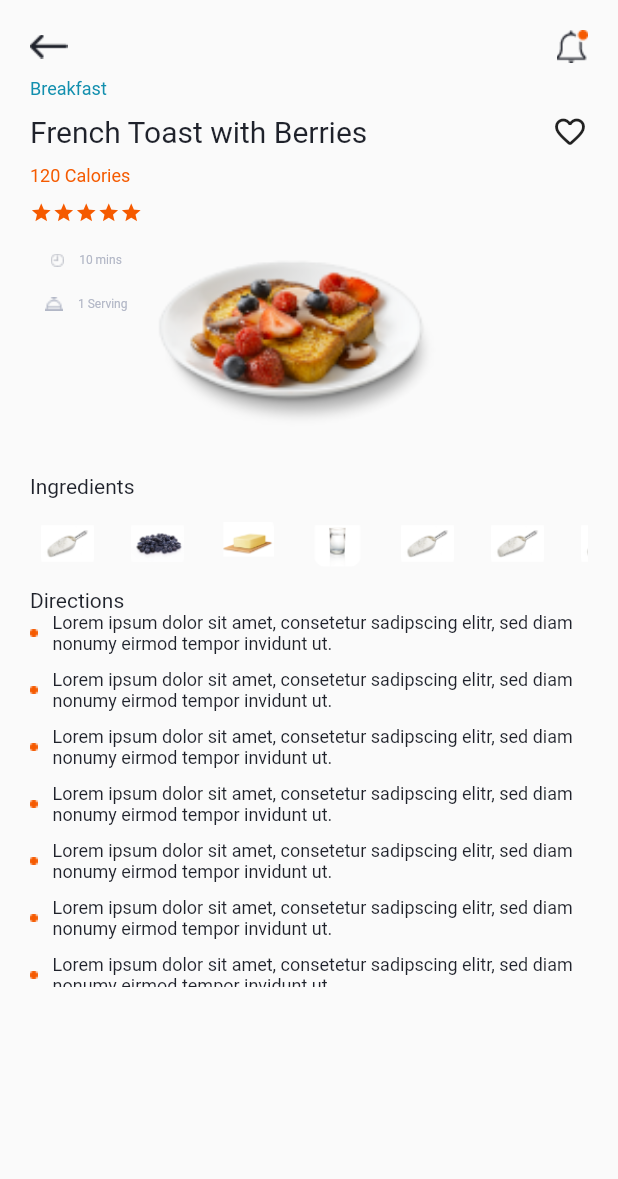
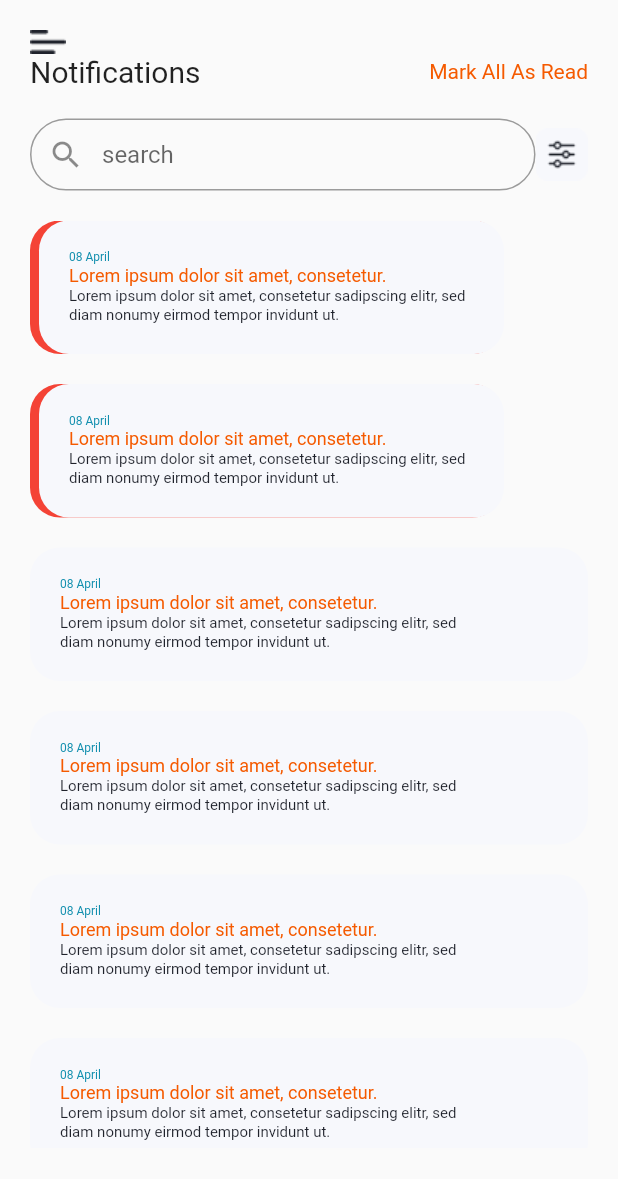
Before and after one commit to prasanjitha/daily-recipe, a Flutter app: the screen it shows after launch, on a phone screen of 412 x 824 dp. Shown: the top 1179 px of the screen. Run offline on Flutter 3.47's test engine with Material 2 defaults, Android fonts, the light colour scheme and no system bars.

Commit message:
implement notification screen

```diff
--- a/lib/main.dart
+++ b/lib/main.dart
@@ -2,6 +2,7 @@
 
 import 'package:flutter/material.dart';
 import 'screens/home_page.dart';
+import 'screens/motification_screen.dart';
 import 'screens/recipe_screen.dart';
 import 'screens/signin_screen.dart';
 
@@ -30,7 +31,7 @@
         // is not restarted.
         primarySwatch: Colors.blue,
       ),
-      home: RecipeScreen(),
+      home: NotificationScreen(),
     );
   }
 }
--- /dev/null
+++ b/lib/screens/motification_screen.dart
@@ -0,0 +1,284 @@
+// ignore_for_file: prefer_const_literals_to_create_immutables, prefer_const_constructors
+
+import 'package:flutter/material.dart';
+
+class NotificationScreen extends StatelessWidget {
+  const NotificationScreen({Key? key}) : super(key: key);
+
+  @override
+  Widget build(BuildContext context) {
+    return Scaffold(
+      body: Padding(
+        padding: const EdgeInsets.all(20.0),
+        child: Column(
+          children: [
+            Row(mainAxisAlignment: MainAxisAlignment.spaceBetween, children: [
+              Image.asset('assets/images/menu.png'),
+            ]),
+            Row(mainAxisAlignment: MainAxisAlignment.spaceBetween, children: [
+              Text('Notifications', style: TextStyle(fontSize: 20)),
+              Text('Mark All As Read',
+                  style: TextStyle(fontSize: 14, color: Color(0xffF55A00))),
+            ]),
+            SizedBox(height: 20.0),
+            Row(
+              mainAxisAlignment: MainAxisAlignment.spaceBetween,
+              children: [
+                Expanded(
+                    child: TextFormField(
+                  decoration: InputDecoration(
+                      contentPadding: EdgeInsets.fromLTRB(10.0, 5.0, 10.0, 5.0),
+                      border: OutlineInputBorder(
+                        borderRadius: BorderRadius.circular(40.0),
+                      ),
+                      hintText: "search",
+                      prefixIcon: Icon(Icons.search)),
+                )),
+                Image.asset('assets/images/filter.png'),
+              ],
+            ),
+SizedBox(height: 20.0,),
+            Container(
+              height: MediaQuery.of(context).size.height*0.75,
+              child: ListView(
+                children: [
+ Stack(
+                children: [
+                  Container(
+                    width: 315,
+                    height: 89,
+                    decoration: BoxDecoration(
+                        color: Colors.red,
+                        borderRadius: BorderRadius.circular(20.0)),
+                  ),
+                  Positioned(
+                    left: 6,
+                    child: Container(
+                      width: 310,
+                      height: 89,
+                      decoration: BoxDecoration(
+                          color: Color(0xfff7f8fc),
+                          borderRadius: BorderRadius.circular(20.0)),
+                          child: Padding(
+                            padding: const EdgeInsets.all(20.0),
+                            child: Column(
+                              crossAxisAlignment: CrossAxisAlignment.start,
+                              mainAxisAlignment: MainAxisAlignment.spaceBetween,
+                              children: [
+                                Text('08 April',style: TextStyle(
+                                  color: Color(0xff128fae),fontSize: 8
+                                ),),
+                                                           Text('Lorem ipsum dolor sit amet, consetetur.',style: TextStyle(
+                                  color: Color(0xffF55A00),fontSize: 12
+                                ),),
+                                                           Text('Lorem ipsum dolor sit amet, consetetur sadipscing elitr, sed',style: TextStyle(
+                                  color: Color(0xff1F222B),fontSize: 10
+                                ),),                           Text('diam nonumy eirmod tempor invidunt ut.',style: TextStyle(
+                                  color: Color(0xff1F222B),fontSize: 10
+                                ),),
+                              ],
+                            ),
+                          ),
+
+                    ),
+                  )
+                ],
+              ),
+              SizedBox(height: 20.0,),
+              Stack(
+                children: [
+                  Container(
+                    width: 315,
+                    height: 89,
+                    decoration: BoxDecoration(
+                        color: Colors.red,
+                        borderRadius: BorderRadius.circular(20.0)),
+                  ),
+                  Positioned(
+                    left: 6,
+                    child: Container(
+                      width: 310,
+                      height: 89,
+                      decoration: BoxDecoration(
+                          color: Color(0xfff7f8fc),
+                          borderRadius: BorderRadius.circular(20.0)),
+                          child: Padding(
+                            padding: const EdgeInsets.all(20.0),
+                            child: Column(
+                              crossAxisAlignment: CrossAxisAlignment.start,
+                              mainAxisAlignment: MainAxisAlignment.spaceBetween,
+                              children: [
+                                Text('08 April',style: TextStyle(
+                                  color: Color(0xff128fae),fontSize: 8
+                                ),),
+                                                           Text('Lorem ipsum dolor sit amet, consetetur.',style: TextStyle(
+                                  color: Color(0xffF55A00),fontSize: 12
+                                ),),
+                                                           Text('Lorem ipsum dolor sit amet, consetetur sadipscing elitr, sed',style: TextStyle(
+                                  color: Color(0xff1F222B),fontSize: 10
+                                ),),                           Text('diam nonumy eirmod tempor invidunt ut.',style: TextStyle(
+                                  color: Color(0xff1F222B),fontSize: 10
+                                ),),
+                              ],
+                            ),
+                          ),
+
+                    ),
+                  )
+                ],
+              ),
+              SizedBox(height: 20.0,),
+              Container(
+                      width: 310,
+                      height: 89,
+                      decoration: BoxDecoration(
+                          color: Color(0xfff7f8fc),
+                          borderRadius: BorderRadius.circular(20.0)),
+                          child: Padding(
+                            padding: const EdgeInsets.all(20.0),
+                            child: Column(
+                              crossAxisAlignment: CrossAxisAlignment.start,
+                              mainAxisAlignment: MainAxisAlignment.spaceBetween,
+                              children: [
+                                Text('08 April',style: TextStyle(
+                                  color: Color(0xff128fae),fontSize: 8
+                                ),),
+                                                           Text('Lorem ipsum dolor sit amet, consetetur.',style: TextStyle(
+                                  color: Color(0xffF55A00),fontSize: 12
+                                ),),
+                                                           Text('Lorem ipsum dolor sit amet, consetetur sadipscing elitr, sed',style: TextStyle(
+                                  color: Color(0xff1F222B),fontSize: 10
+                                ),),                           Text('diam nonumy eirmod tempor invidunt ut.',style: TextStyle(
+                                  color: Color(0xff1F222B),fontSize: 10
+                                ),),
+                              ],
+                            ),
+                          ),
+
+                    ),
+                    SizedBox(height: 20.0,),
+                    Container(
+                      width: 310,
+                      height: 89,
+                      decoration: BoxDecoration(
+                          color: Color(0xfff7f8fc),
+                          borderRadius: BorderRadius.circular(20.0)),
+                          child: Padding(
+                            padding: const EdgeInsets.all(20.0),
+                            child: Column(
+                              crossAxisAlignment: CrossAxisAlignment.start,
+                              mainAxisAlignment: MainAxisAlignment.spaceBetween,
+                              children: [
+                                Text('08 April',style: TextStyle(
+                                  color: Color(0xff128fae),fontSize: 8
+                                ),),
+                                                           Text('Lorem ipsum dolor sit amet, consetetur.',style: TextStyle(
+                                  color: Color(0xffF55A00),fontSize: 12
+                                ),),
+                                                           Text('Lorem ipsum dolor sit amet, consetetur sadipscing elitr, sed',style: TextStyle(
+                                  color: Color(0xff1F222B),fontSize: 10
+                                ),),                           Text('diam nonumy eirmod tempor invidunt ut.',style: TextStyle(
+                                  color: Color(0xff1F222B),fontSize: 10
+                                ),),
+                              ],
+                            ),
+                          ),
+
+                    ),
+                    SizedBox(height: 20.0,),
+                    Container(
+                      width: 310,
+                      height: 89,
+                      decoration: BoxDecoration(
+                          color: Color(0xfff7f8fc),
+                          borderRadius: BorderRadius.circular(20.0)),
+                          child: Padding(
+                            padding: const EdgeInsets.all(20.0),
+                            child: Column(
+                              crossAxisAlignment: CrossAxisAlignment.start,
+                              mainAxisAlignment: MainAxisAlignment.spaceBetween,
+                              children: [
+                                Text('08 April',style: TextStyle(
+                                  color: Color(0xff128fae),fontSize: 8
+                                ),),
+                                                           Text('Lorem ipsum dolor sit amet, consetetur.',style: TextStyle(
+                                  color: Color(0xffF55A00),fontSize: 12
+                                ),),
+                                                           Text('Lorem ipsum dolor sit amet, consetetur sadipscing elitr, sed',style: TextStyle(
+                                  color: Color(0xff1F222B),fontSize: 10
+                                ),),                           Text('diam nonumy eirmod tempor invidunt ut.',style: TextStyle(
+                                  color: Color(0xff1F222B),fontSize: 10
+                                ),),
+                              ],
+                            ),
+                          ),
+
+                    ),SizedBox(height: 20.0,),
+                         Container(
+                      width: 310,
+                      height: 89,
+                      decoration: BoxDecoration(
+                          color: Color(0xfff7f8fc),
+                          borderRadius: BorderRadius.circular(20.0)),
+                          child: Padding(
+                            padding: const EdgeInsets.all(20.0),
+                            child: Column(
+                              crossAxisAlignment: CrossAxisAlignment.start,
+                              mainAxisAlignment: MainAxisAlignment.spaceBetween,
+                              children: [
+                                Text('08 April',style: TextStyle(
+                                  color: Color(0xff128fae),fontSize: 8
+                                ),),
+                                                           Text('Lorem ipsum dolor sit amet, consetetur.',style: TextStyle(
+                                  color: Color(0xffF55A00),fontSize: 12
+                                ),),
+                                                           Text('Lorem ipsum dolor sit amet, consetetur sadipscing elitr, sed',style: TextStyle(
+                                  color: Color(0xff1F222B),fontSize: 10
+                                ),),                           Text('diam nonumy eirmod tempor invidunt ut.',style: TextStyle(
+                                  color: Color(0xff1F222B),fontSize: 10
+                                ),),
+                              ],
+                            ),
+                          ),
+
+                    ),SizedBox(height: 20.0,),
+                         Container(
+                      width: 310,
+                      height: 89,
+                      decoration: BoxDecoration(
+                          color: Color(0xfff7f8fc),
+                          borderRadius: BorderRadius.circular(20.0)),
+                          child: Padding(
+                            padding: const EdgeInsets.all(20.0),
+                            child: Column(
+                              crossAxisAlignment: CrossAxisAlignment.start,
+                              mainAxisAlignment: MainAxisAlignment.spaceBetween,
+                              children: [
+                                Text('08 April',style: TextStyle(
+                                  color: Color(0xff128fae),fontSize: 8
+                                ),),
+                                                           Text('Lorem ipsum dolor sit amet, consetetur.',style: TextStyle(
+                                  color: Color(0xffF55A00),fontSize: 12
+                                ),),
+                                                           Text('Lorem ipsum dolor sit amet, consetetur sadipscing elitr, sed',style: TextStyle(
+                                  color: Color(0xff1F222B),fontSize: 10
+                                ),),                           Text('diam nonumy eirmod tempor invidunt ut.',style: TextStyle(
+                                  color: Color(0xff1F222B),fontSize: 10
+                                ),),
+                              ],
+                            ),
+                          ),
+
+                    ),SizedBox(height: 20.0,),
+                ],
+              ),
+            )
+
+
+
+          ],
+        ),
+      ),
+    );
+  }
+}
```
